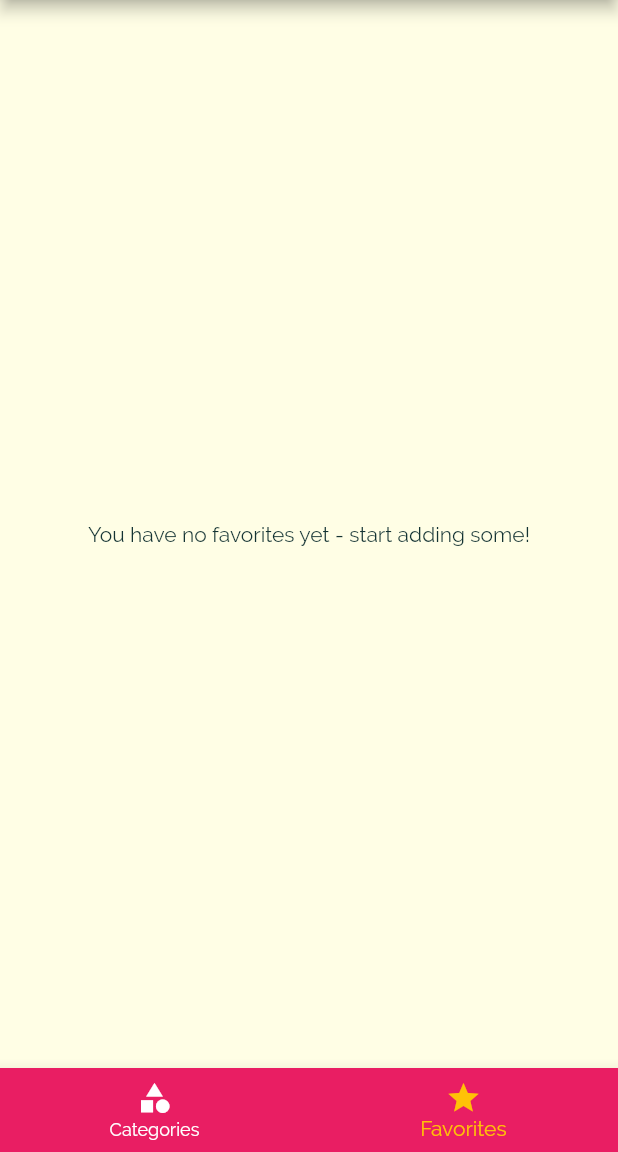
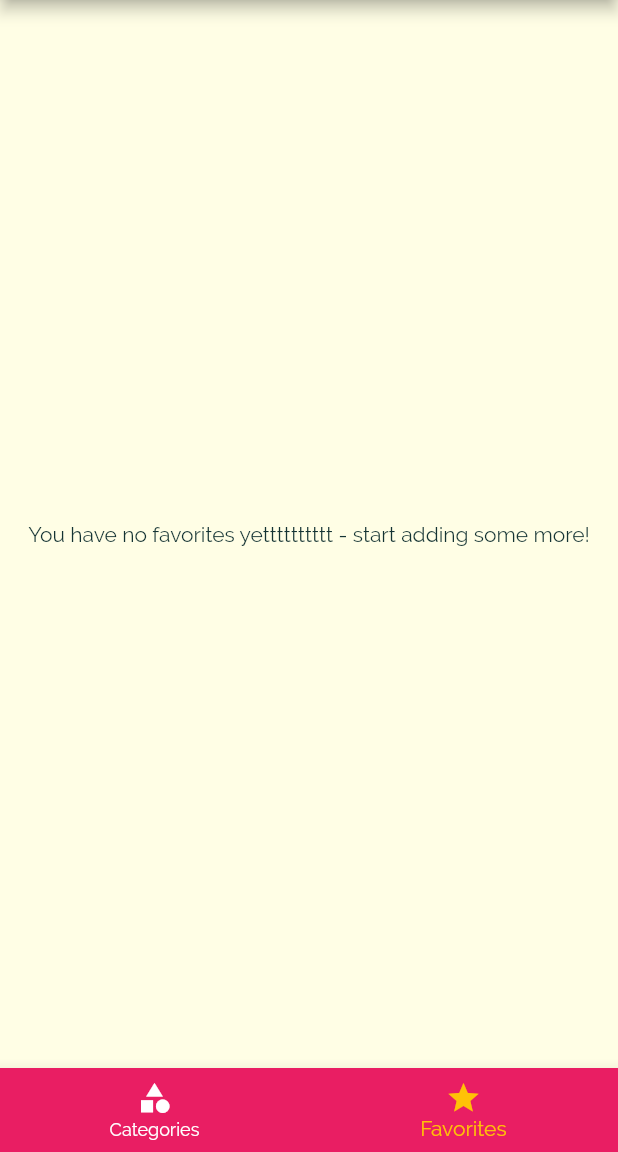
Before and after one commit to pruithvindra/recipe-app, a Flutter app: the screen it shows after launch, item 2 of the bottom bar chosen, on a phone screen of 412 x 824 dp, the part 84-1236 px from its top. Run offline on Flutter 3.47's test engine with Material 2 defaults, Android fonts, the phone set to English and light mode, and no system bars.

Commit message:
this is a commit for recipe app

```diff
--- a/lib/screens/favorites_screen.dart
+++ b/lib/screens/favorites_screen.dart
@@ -12,7 +12,8 @@ class FavoritesScreen extends StatelessWidget {
   Widget build(BuildContext context) {
     if (favoriteMeals.isEmpty) {
       return Center(
-        child: Text('You have no favorites yet - start adding some!'),
+        child: Text(
+            'You have no favorites yetttttttttt - start adding some more!'),
       );
     } else {
       return ListView.builder(
```
Also changed, not shown: pubspec.lock.
